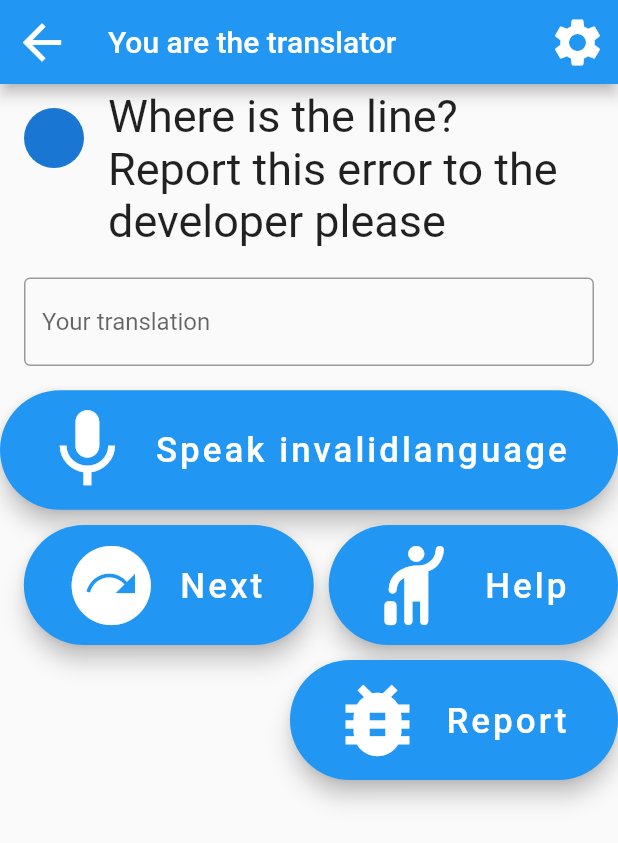
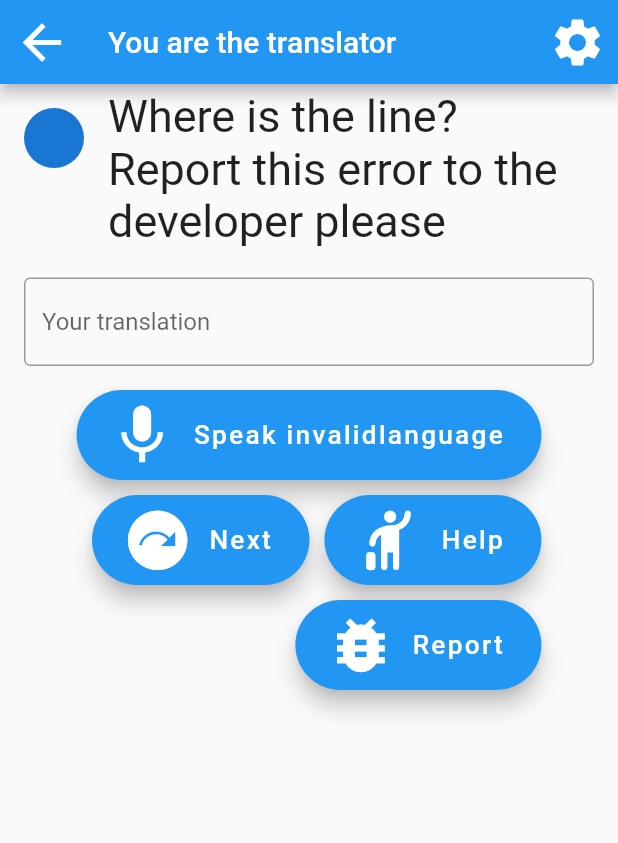
Before and after one commit to ubershmekel/yatt, a Flutter app: the TranslateView screen opened by its route, on a phone screen of 412 x 824 dp. Shown: the top 843 px of the screen. Run offline on Flutter 3.47's test engine with Material 2 defaults, Android fonts, the phone set to English and light mode, and no system bars; our stand-ins replace audioplayers, flutter_tts, shared_preferences, speech_to_text; missing offline and left inert: flutter_email_sender, kana_kit; accounts and stored records are empty; generated files the repository leaves out were written again; project files that could hold a hidden picture were left out.

Commit message:
Slightly smaller buttons

```diff
--- a/yout/lib/src/translate/poppy_button.dart
+++ b/yout/lib/src/translate/poppy_button.dart
@@ -18,7 +18,7 @@ class PoppyButtonState extends State<PoppyButton> {
   @override
   Widget build(BuildContext context) {
     return SizedBox(
-        height: 80.0,
+        height: 60.0,
         child: FittedBox(
             child: AnimatedOpacity(
                 opacity: _visible ? 1.0 : 0.5,
```
